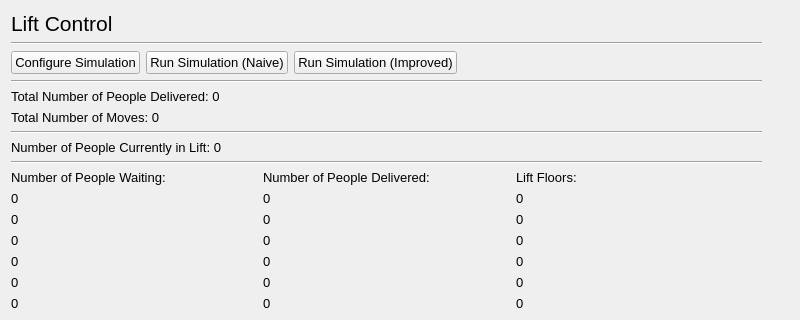
The window that lift_control.ui (IsaacCheng9/lift-control-simulation) describes before a commit, drawn with Qt 5; both pictures show x 0 to 800 and y 0 to 320 of the 800 by 800 pixel window.
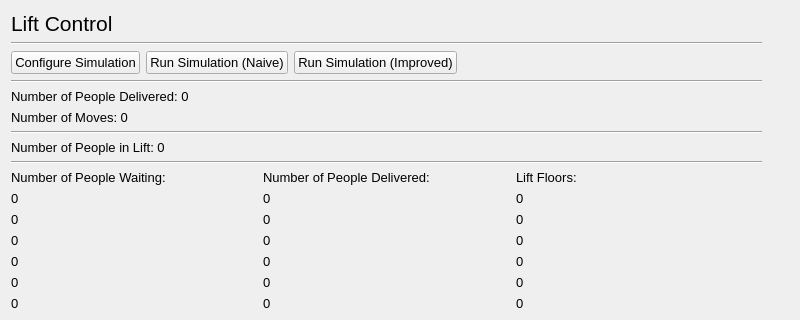
The same window after the commit.

Commit message: Made labels more concise

Diff of the .ui file:
```diff
--- a/lift_control.ui
+++ b/lift_control.ui
@@ -97,16 +97,16 @@
       </widget>
      </item>
      <item>
-      <widget class="QLabel" name="lbl_total_delivered">
+      <widget class="QLabel" name="lbl_num_delivered">
        <property name="text">
-        <string>Total Number of People Delivered: 0</string>
+        <string>Number of People Delivered: 0</string>
        </property>
       </widget>
      </item>
      <item>
       <widget class="QLabel" name="lbl_total_moves">
        <property name="text">
-        <string>Total Number of Moves: 0</string>
+        <string>Number of Moves: 0</string>
        </property>
       </widget>
      </item>
@@ -120,7 +120,7 @@
      <item>
       <widget class="QLabel" name="lbl_num_in_lift">
        <property name="text">
-        <string>Number of People Currently in Lift: 0</string>
+        <string>Number of People in Lift: 0</string>
        </property>
       </widget>
      </item>
@@ -265,7 +265,7 @@
         </widget>
        </item>
        <item row="0" column="1">
-        <widget class="QLabel" name="lbl_num_delivered">
+        <widget class="QLabel" name="lbl_num_delivered2">
          <property name="font">
           <font>
            <weight>50</weight>
```
Left out of the diff: 2 changed lines with no effect on the pictures. The commit also changes 2 other files.
